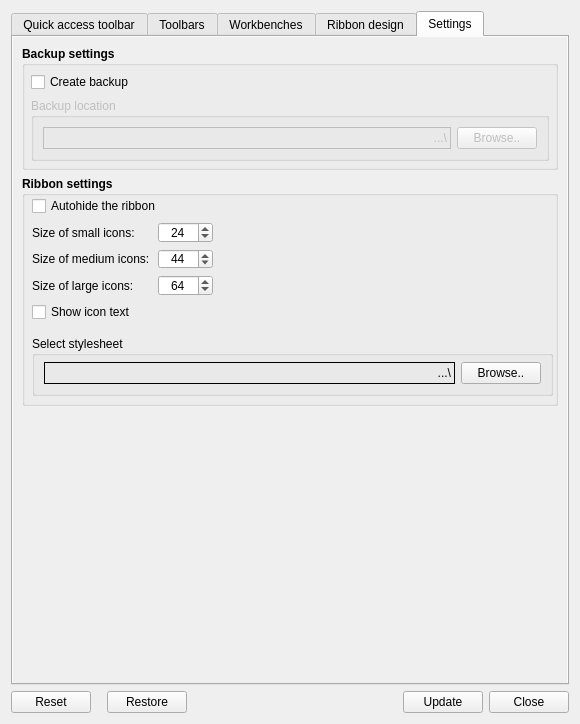
Old version of the form Resources/ui/Settings.ui in the repository geolta/FreeCAD-Ribbon.
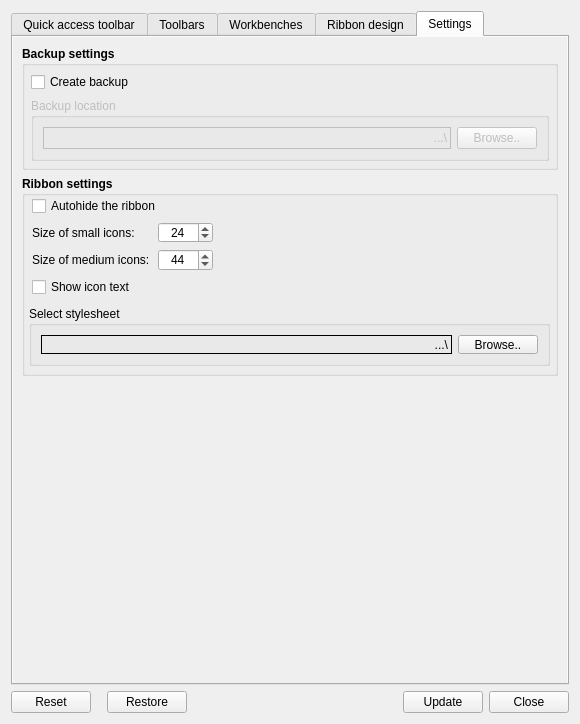
New version of the form.

Commit message: Fixed issue with text disapering on large buttons. Size is set to auto

```diff
--- a/Resources/ui/Settings.ui
+++ b/Resources/ui/Settings.ui
@@ -997,7 +997,7 @@
          <property name="minimumSize">
           <size>
            <width>0</width>
-           <height>230</height>
+           <height>200</height>
           </size>
          </property>
          <property name="font">
@@ -1012,12 +1012,18 @@
          <widget class="QGroupBox" name="groupBox_2">
           <property name="geometry">
            <rect>
-            <x>10</x>
-            <y>160</y>
+            <x>7</x>
+            <y>130</y>
             <width>521</width>
             <height>60</height>
            </rect>
           </property>
+          <property name="sizePolicy">
+           <sizepolicy hsizetype="MinimumExpanding" vsizetype="Fixed">
+            <horstretch>0</horstretch>
+            <verstretch>0</verstretch>
+           </sizepolicy>
+          </property>
           <property name="minimumSize">
            <size>
             <width>0</width>
@@ -1035,7 +1041,7 @@
           </property>
           <layout class="QGridLayout" name="gridLayout_12">
            <property name="topMargin">
-            <number>6</number>
+            <number>9</number>
            </property>
            <item row="0" column="0">
             <widget class="QLabel" name="label_7">
@@ -1080,7 +1086,7 @@
             <x>10</x>
             <y>20</y>
             <width>181</width>
-            <height>126</height>
+            <height>101</height>
            </rect>
           </property>
           <layout class="QVBoxLayout" name="verticalLayout_2">
@@ -1238,66 +1244,6 @@
              </item>
             </layout>
            </item>
-           <item>
-            <layout class="QHBoxLayout" name="horizontalLayout_7">
-             <item>
-              <widget class="QLabel" name="label_12">
-               <property name="sizePolicy">
-                <sizepolicy hsizetype="Fixed" vsizetype="Preferred">
-                 <horstretch>0</horstretch>
-                 <verstretch>0</verstretch>
-                </sizepolicy>
-               </property>
-               <property name="minimumSize">
-                <size>
-                 <width>120</width>
-                 <height>0</height>
-                </size>
-               </property>
-               <property name="font">
-                <font>
-                 <weight>50</weight>
-                 <bold>false</bold>
-                </font>
-               </property>
-               <property name="text">
-                <string>Size of large icons:</string>
-               </property>
-              </widget>
-             </item>
-             <item>
-              <widget class="QSpinBox" name="IconSize_Large">
-               <property name="sizePolicy">
-                <sizepolicy hsizetype="Minimum" vsizetype="Fixed">
-                 <horstretch>20</horstretch>
-                 <verstretch>0</verstretch>
-                </sizepolicy>
-               </property>
-               <property name="minimumSize">
-                <size>
-                 <width>20</width>
-                 <height>0</height>
-                </size>
-               </property>
-               <property name="font">
-                <font>
-                 <weight>50</weight>
-                 <bold>false</bold>
-                </font>
-               </property>
-               <property name="alignment">
-                <set>Qt::AlignCenter</set>
-               </property>
-               <property name="correctionMode">
-                <enum>QAbstractSpinBox::CorrectToNearestValue</enum>
-               </property>
-               <property name="value">
-                <number>64</number>
-               </property>
-              </widget>
-             </item>
-            </layout>
-           </item>
            <item>
             <widget class="QCheckBox" name="ShowText">
              <property name="font">
```
The commit also changes 3 other files.
